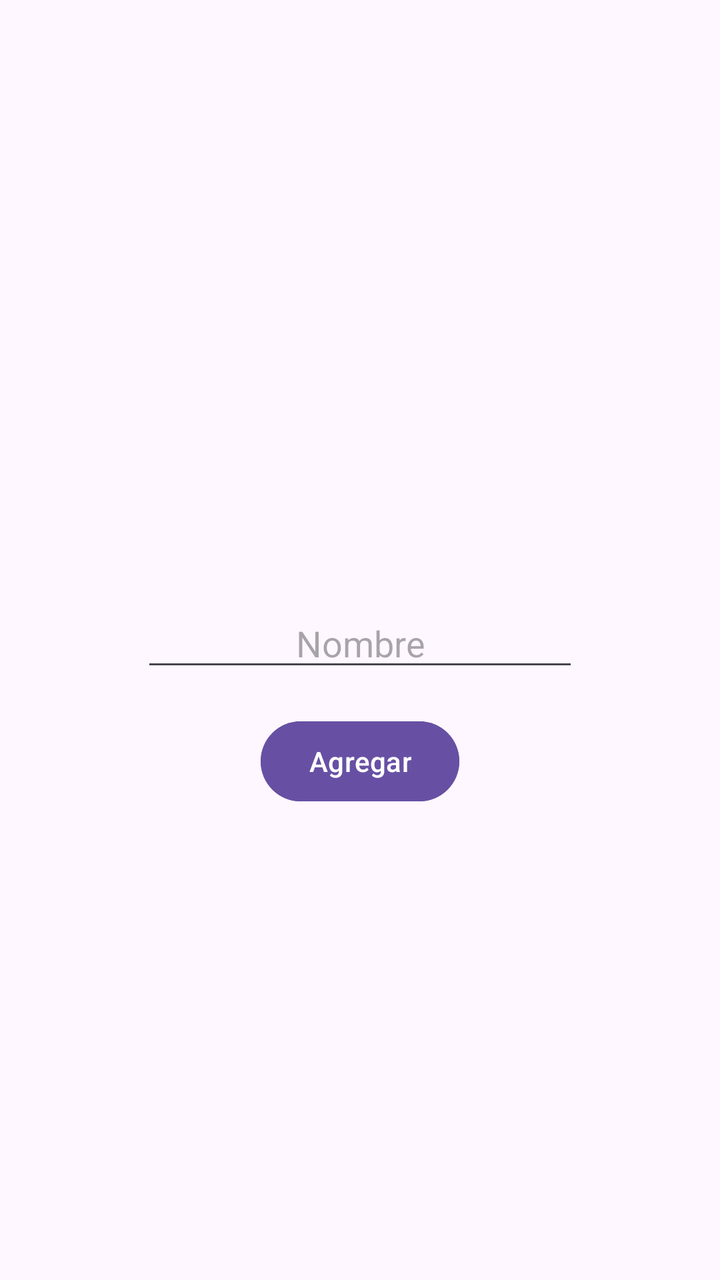
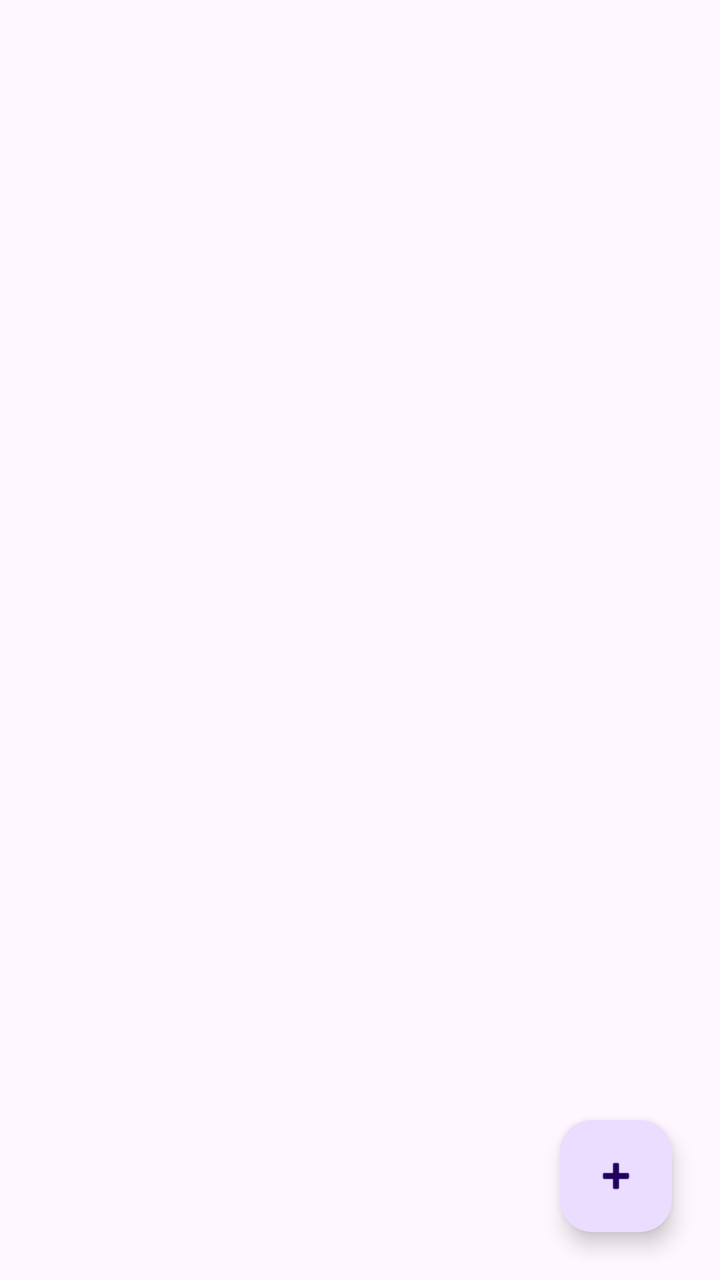

Compare the two renders of this Android layout. The source of the first and the diff that turns it into the second are given below.
<!-- AndroidManifest.xml: application theme Theme.Clase7 -->
<!-- res/layout/activity_main.xml -->
<?xml version="1.0" encoding="utf-8"?>
<androidx.constraintlayout.widget.ConstraintLayout
    xmlns:android="http://schemas.android.com/apk/res/android"
    xmlns:app="http://schemas.android.com/apk/res-auto"
    android:id="@+id/main"
    android:layout_width="match_parent"
    android:layout_height="match_parent"
    android:padding="24dp">

    <androidx.recyclerview.widget.RecyclerView
        android:id="@+id/my_recycler_view"
        android:layout_width="0dp"
        android:layout_height="0dp"
        android:layout_marginBottom="16dp"
        app:layout_constraintBottom_toTopOf="@+id/edtNombre"
        app:layout_constraintEnd_toEndOf="parent"
        app:layout_constraintStart_toStartOf="parent"
        app:layout_constraintTop_toTopOf="parent" />

    <EditText
        android:id="@+id/edtNombre"
        android:layout_width="0dp"
        android:layout_height="wrap_content"
        android:hint="Nombre"
        android:textAlignment="center"
        app:layout_constraintBottom_toBottomOf="parent"
        app:layout_constraintEnd_toEndOf="parent"
        app:layout_constraintStart_toStartOf="parent"
        app:layout_constraintTop_toTopOf="parent"
        app:layout_constraintWidth_percent="0.7" />

    <Button
        android:id="@+id/btnAgregar"
        android:layout_width="wrap_content"
        android:layout_height="wrap_content"
        android:layout_marginTop="16dp"
        android:text="Agregar"
        android:backgroundTint="#6750A4"
        app:layout_constraintEnd_toEndOf="parent"
        app:layout_constraintStart_toStartOf="parent"
        app:layout_constraintTop_toBottomOf="@+id/edtNombre" />

</androidx.constraintlayout.widget.ConstraintLayout>
<!-- resources referenced by this layout -->
<resources>
  <style name="Theme.Clase7" parent="Base.Theme.Clase7" />
  <style name="Base.Theme.Clase7" parent="Theme.Material3.DayNight.NoActionBar">
          
          
      </style>
</resources>

<!-- the commit's change to res/layout/activity_main.xml (unified diff, before → after) -->
@@ -1,43 +1,31 @@
 <?xml version="1.0" encoding="utf-8"?>
-<androidx.constraintlayout.widget.ConstraintLayout
-    xmlns:android="http://schemas.android.com/apk/res/android"
+<androidx.constraintlayout.widget.ConstraintLayout xmlns:android="http://schemas.android.com/apk/res/android"
     xmlns:app="http://schemas.android.com/apk/res-auto"
+    xmlns:tools="http://schemas.android.com/tools"
     android:id="@+id/main"
     android:layout_width="match_parent"
     android:layout_height="match_parent"
-    android:padding="24dp">
+    tools:context=".MainActivity">
 
     <androidx.recyclerview.widget.RecyclerView
         android:id="@+id/my_recycler_view"
         android:layout_width="0dp"
         android:layout_height="0dp"
-        android:layout_marginBottom="16dp"
-        app:layout_constraintBottom_toTopOf="@+id/edtNombre"
+        android:clipToPadding="false"
+        android:paddingBottom="80dp"
+        app:layout_constraintBottom_toBottomOf="parent"
         app:layout_constraintEnd_toEndOf="parent"
         app:layout_constraintStart_toStartOf="parent"
         app:layout_constraintTop_toTopOf="parent" />
 
-    <EditText
-        android:id="@+id/edtNombre"
-        android:layout_width="0dp"
-        android:layout_height="wrap_content"
-        android:hint="Nombre"
-        android:textAlignment="center"
-        app:layout_constraintBottom_toBottomOf="parent"
-        app:layout_constraintEnd_toEndOf="parent"
-        app:layout_constraintStart_toStartOf="parent"
-        app:layout_constraintTop_toTopOf="parent"
-        app:layout_constraintWidth_percent="0.7" />
-
-    <Button
-        android:id="@+id/btnAgregar"
+    <com.google.android.material.floatingactionbutton.FloatingActionButton
+        android:id="@+id/fabAgregar"
         android:layout_width="wrap_content"
         android:layout_height="wrap_content"
-        android:layout_marginTop="16dp"
-        android:text="Agregar"
-        android:backgroundTint="#6750A4"
-        app:layout_constraintEnd_toEndOf="parent"
-        app:layout_constraintStart_toStartOf="parent"
-        app:layout_constraintTop_toBottomOf="@+id/edtNombre" />
+        android:layout_margin="24dp"
+        android:src="@android:drawable/ic_input_add"
+        android:contentDescription="Agregar personaje"
+        app:layout_constraintBottom_toBottomOf="parent"
+        app:layout_constraintEnd_toEndOf="parent" />
 
 </androidx.constraintlayout.widget.ConstraintLayout>
